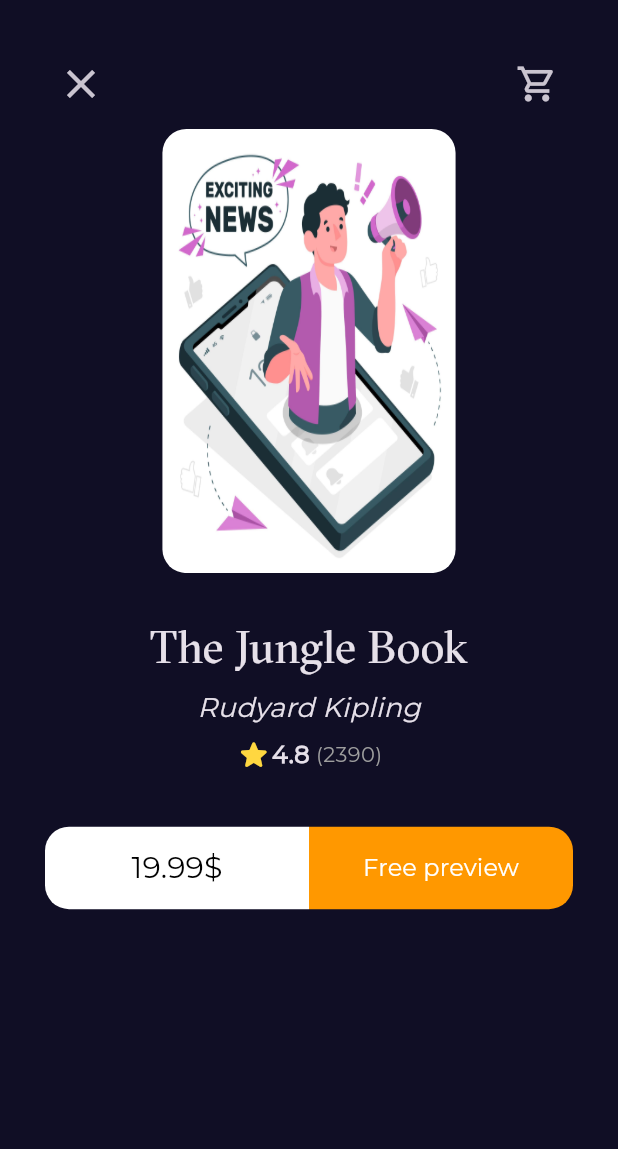
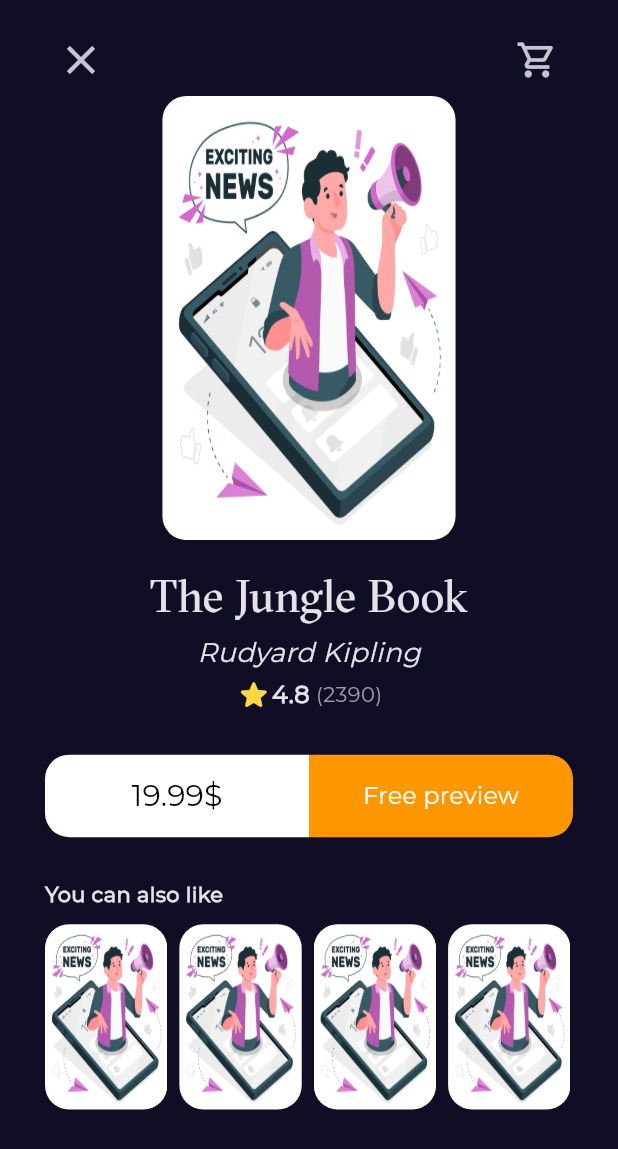
Before and after one commit to 1YousefHany/bookly_app_mvvm, a Flutter app: the BookDetailsView screen opened by its route, on a phone screen of 412 x 824 dp. Shown: the top 1149 px of the screen. Run offline on Flutter 3.47's test engine with Material 3 defaults, Android fonts, the phone set to English and light mode, and no system bars; our stand-ins replace go_router.

Commit message:
details view done

```diff
--- /dev/null
+++ b/lib/Features/home/presentation/views/widgets/also_like_list_view.dart
@@ -0,0 +1,34 @@
+import 'package:bookly_app/core/widgets/images/book_image.dart';
+import 'package:flutter/material.dart';
+
+class AlsoLikeListView extends StatelessWidget {
+  const AlsoLikeListView({super.key});
+
+  @override
+  Widget build(BuildContext context) {
+    return Flexible(
+      child: ConstrainedBox(
+        constraints: BoxConstraints(
+          maxHeight: MediaQuery.of(context).size.height * .15,
+        ),
+        child: customListView(context),
+      ),
+    );
+  }
+
+  customListView(BuildContext context) {
+    return SizedBox(
+      height: MediaQuery.of(context).size.height * .15,
+      child: ListView.builder(
+        scrollDirection: Axis.horizontal,
+        itemCount: 5,
+        itemBuilder: (context, index) {
+          return const Padding(
+            padding: EdgeInsets.only(right: 8),
+            child: BookImage(),
+          );
+        },
+      ),
+    );
+  }
+}
--- a/lib/Features/home/presentation/views/widgets/book_details_view_body.dart
+++ b/lib/Features/home/presentation/views/widgets/book_details_view_body.dart
@@ -1,7 +1,8 @@
+import 'package:bookly_app/Features/home/presentation/views/widgets/also_like_list_view.dart';
 import 'package:bookly_app/Features/home/presentation/views/widgets/book_rate_and_buyers_count.dart';
 import 'package:bookly_app/Features/home/presentation/views/widgets/details_view_app_bar.dart';
+import 'package:bookly_app/Features/home/presentation/views/widgets/details_view_buttons.dart';
 import 'package:bookly_app/core/utils/styles.dart';
-import 'package:bookly_app/core/widgets/custom_text_button.dart';
 import 'package:bookly_app/core/widgets/images/book_image.dart';
 import 'package:flutter/material.dart';
 
@@ -12,21 +13,36 @@ class BookDetailsViewBody extends StatelessWidget {
   Widget build(BuildContext context) {
     var width = MediaQuery.of(context).size.width;
     return Padding(
-      padding: const EdgeInsets.only(top: 32, left: 30, right: 30),
+      padding: const EdgeInsets.symmetric(vertical: 16, horizontal: 30),
       child: Column(
         crossAxisAlignment: CrossAxisAlignment.center,
-        spacing: 6,
         children: [
           const DetailsViewAppBar(),
           cutomDetailsImage(width),
           const SizedBox(height: 16),
           bookName(),
+          const SizedBox(height: 3),
           writerName(),
+          const SizedBox(height: 3),
           rateAndCount(),
-          const SizedBox(height: 24),
           const DetailsViewButtons(),
+          customAlsoLikeText(),
+          const SizedBox(height: 10),
+          const AlsoLikeListView(),
         ],
       ),
+    );
+  }
+
+  Row customAlsoLikeText() {
+    return Row(
+      mainAxisAlignment: MainAxisAlignment.start,
+      children: [
+        Text(
+          'You can also like',
+          style: Styles.textStyleRg14.copyWith(fontWeight: FontWeight.bold),
+        ),
+      ],
     );
   }
 
@@ -55,39 +71,3 @@ class BookDetailsViewBody extends StatelessWidget {
     );
   }
 }
-
-class DetailsViewButtons extends StatelessWidget {
-  const DetailsViewButtons({super.key});
-
-  @override
-  Widget build(BuildContext context) {
-    return Row(
-      children: [
-        Expanded(child: leftButton()),
-        Expanded(child: rightButton()),
-      ],
-    );
-  }
-
-  CustomTextButton leftButton() {
-    return const CustomTextButton(
-      backgroundColor: Colors.white,
-      text: '19.99\$',
-      textStyle: Styles.textStyleRg20,
-      textColor: Colors.black,
-      topLeft: 16,
-      bottomLeft: 16,
-    );
-  }
-
-  CustomTextButton rightButton() {
-    return const CustomTextButton(
-      backgroundColor: Colors.orange,
-      text: 'Free preview',
-      textStyle: Styles.textStyleSb16,
-      textColor: Colors.white,
-      topRight: 16,
-      bottomRight: 16,
-    );
-  }
-}
--- a/lib/Features/home/presentation/views/widgets/custom_app_bar.dart
+++ b/lib/Features/home/presentation/views/widgets/custom_app_bar.dart
@@ -8,7 +8,7 @@ class HomeViewAppBar extends StatelessWidget {
   @override
   Widget build(BuildContext context) {
     return Padding(
-      padding: const EdgeInsets.only(top: 32,right: 22),
+      padding: const EdgeInsets.only(top: 16,right: 22),
       child: Row(
         mainAxisAlignment: MainAxisAlignment.spaceBetween,
         children: [
--- a/lib/Features/home/presentation/views/widgets/details_view_app_bar.dart
+++ b/lib/Features/home/presentation/views/widgets/details_view_app_bar.dart
@@ -1,18 +1,28 @@
 import 'package:flutter/material.dart';
+import 'package:go_router/go_router.dart';
 
 class DetailsViewAppBar extends StatelessWidget {
-  const DetailsViewAppBar({
-    super.key,
-  });
+  const DetailsViewAppBar({super.key});
 
   @override
   Widget build(BuildContext context) {
     return Row(
       mainAxisAlignment: MainAxisAlignment.spaceBetween,
-      children: [
-        IconButton(onPressed: (){}, icon: const Icon(Icons.close,size: 32,)),
-        IconButton(onPressed: (){}, icon: const Icon(Icons.shopping_cart_outlined,size: 28,)),
-      ],
+      children: [closeIcon(context), cartIcon()],
     );
   }
+
+  IconButton closeIcon(BuildContext context) {
+    return IconButton(
+      onPressed: () {
+        GoRouter.of(context).pop();
+      },
+      icon: const Icon(Icons.close, size: 32),
+    );
+  }
+
+  IconButton cartIcon() => IconButton(
+    onPressed: () {},
+    icon: const Icon(Icons.shopping_cart_outlined, size: 28),
+  );
 }
--- /dev/null
+++ b/lib/Features/home/presentation/views/widgets/details_view_buttons.dart
@@ -0,0 +1,42 @@
+import 'package:bookly_app/core/utils/styles.dart';
+import 'package:bookly_app/core/widgets/custom_text_button.dart';
+import 'package:flutter/material.dart';
+
+class DetailsViewButtons extends StatelessWidget {
+  const DetailsViewButtons({super.key});
+
+  @override
+  Widget build(BuildContext context) {
+    return Padding(
+      padding: const EdgeInsets.symmetric(vertical: 28.0),
+      child: Row(
+        children: [
+          Expanded(child: leftButton()),
+          Expanded(child: rightButton()),
+        ],
+      ),
+    );
+  }
+
+  CustomTextButton leftButton() {
+    return const CustomTextButton(
+      backgroundColor: Colors.white,
+      text: '19.99\$',
+      textStyle: Styles.textStyleRg20,
+      textColor: Colors.black,
+      topLeft: 16,
+      bottomLeft: 16,
+    );
+  }
+
+  CustomTextButton rightButton() {
+    return const CustomTextButton(
+      backgroundColor: Colors.orange,
+      text: 'Free preview',
+      textStyle: Styles.textStyleSb16,
+      textColor: Colors.white,
+      topRight: 16,
+      bottomRight: 16,
+    );
+  }
+}
```
Also changed, not shown: lib/Features/home/presentation/views/widgets/featured_books_list_view.dart (+18 -11 lines), lib/Features/home/presentation/views/widgets/home_view_body.dart (+14 -14 lines).
